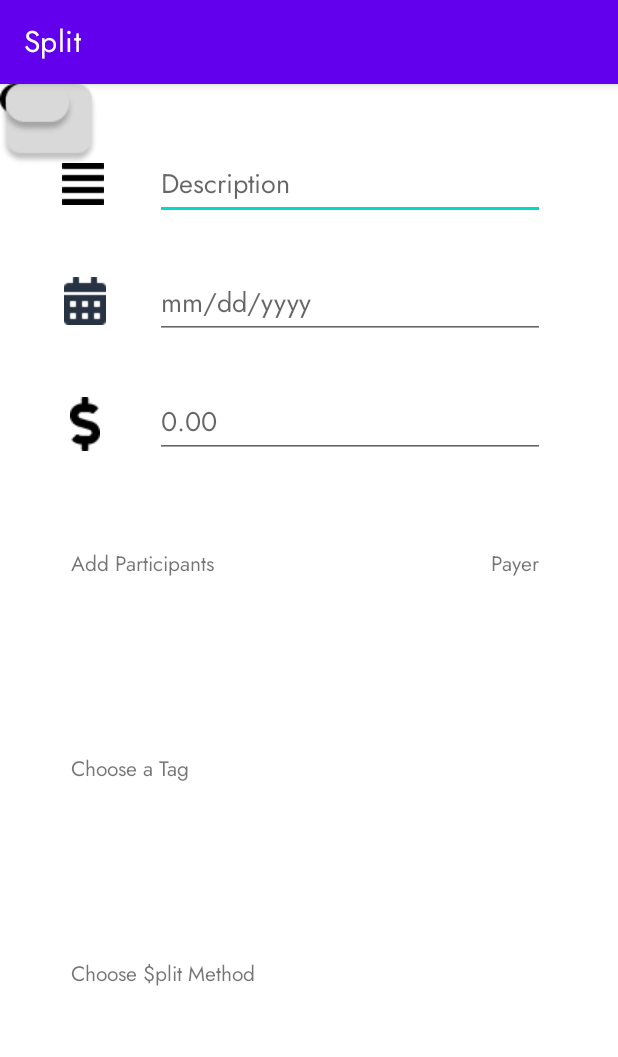
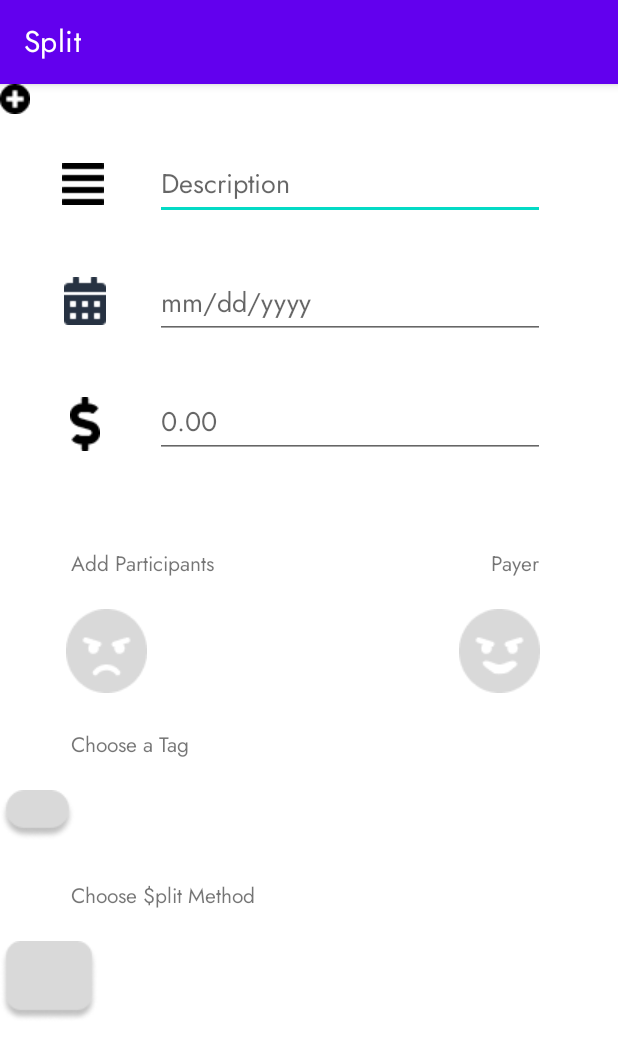
Before and after one commit to RosaGao/split-app-uima, an Android app: the NewExpenseActivity screen opened directly, with no data from a screen before it, on a phone screen of 412 x 824 dp. Shown: the top 1057 px of the screen. Run offline under Robolectric (Android 15) with nearby library versions, the phone set to English and light mode, and no system bars.

Commit message:
added some new icons, adjusted spacing

```diff
--- a/app/src/main/res/layout/activity_new_expense.xml
+++ b/app/src/main/res/layout/activity_new_expense.xml
@@ -49,7 +49,7 @@
         android:id="@+id/textChooseTag"
         android:layout_width="wrap_content"
         android:layout_height="wrap_content"
-        android:layout_marginTop="116dp"
+        android:layout_marginTop="100dp"
         android:fontFamily="@font/Jost"
         android:text="Choose a Tag"
         app:layout_constraintEnd_toEndOf="parent"
@@ -61,7 +61,7 @@
         android:id="@+id/textSplitMethod"
         android:layout_width="wrap_content"
         android:layout_height="wrap_content"
-        android:layout_marginTop="116dp"
+        android:layout_marginTop="80dp"
         android:fontFamily="@font/Jost"
         android:text="Choose $plit Method"
         app:layout_constraintEnd_toEndOf="parent"
@@ -144,18 +144,40 @@
         android:id="@+id/imageButton2"
         android:layout_width="wrap_content"
         android:layout_height="wrap_content"
+        android:layout_marginTop="20dp"
         android:background="@android:color/transparent"
         android:src="@drawable/choosesplit_icon"
-        tools:layout_editor_absoluteX="47dp"
-        tools:layout_editor_absoluteY="618dp" />
+        app:layout_constraintTop_toBottomOf="@+id/textSplitMethod"
+        tools:layout_editor_absoluteX="46dp" />
 
     <ImageButton
         android:id="@+id/imageButton3"
         android:layout_width="wrap_content"
         android:layout_height="wrap_content"
+        android:layout_marginTop="20dp"
         android:background="@android:color/transparent"
         android:src="@drawable/tagbutton_icon"
-        tools:layout_editor_absoluteX="47dp"
-        tools:layout_editor_absoluteY="486dp" />
+        app:layout_constraintTop_toBottomOf="@+id/textChooseTag"
+        tools:layout_editor_absoluteX="47dp" />
+
+    <ImageView
+        android:id="@+id/imageView4"
+        android:layout_width="wrap_content"
+        android:layout_height="wrap_content"
+        android:layout_marginStart="44dp"
+        android:layout_marginTop="20dp"
+        android:src="@drawable/angry_icon"
+        app:layout_constraintStart_toStartOf="parent"
+        app:layout_constraintTop_toBottomOf="@+id/textAddParticipants" />
+
+    <ImageView
+        android:id="@+id/imageView6"
+        android:layout_width="wrap_content"
+        android:layout_height="wrap_content"
+        android:layout_marginTop="20dp"
+        android:layout_marginEnd="52dp"
+        android:src="@drawable/happy_icon"
+        app:layout_constraintEnd_toEndOf="parent"
+        app:layout_constraintTop_toBottomOf="@+id/textPayer" />
 
 </androidx.constraintlayout.widget.ConstraintLayout>
```
Also changed, not shown: app/src/main/res/drawable/angry_icon.png (added), app/src/main/res/drawable/checked_button.png (added), app/src/main/res/drawable/friendbook_icon.png (added), app/src/main/res/drawable/happy_icon.png (added), app/src/main/res/drawable/unchecked_button.png (added).
